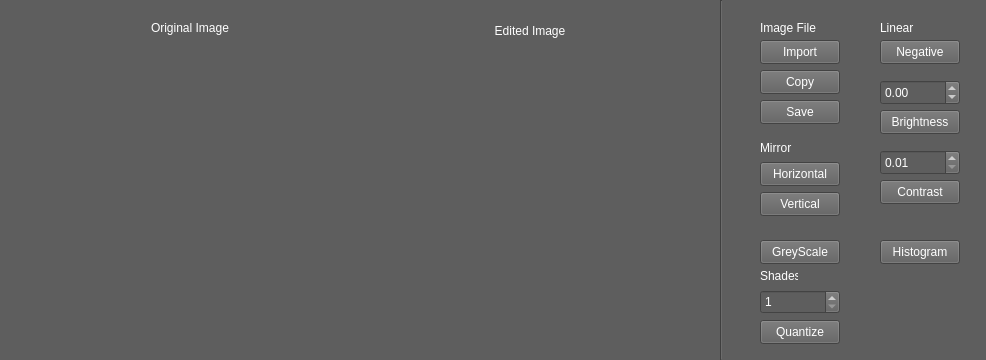
Above: mainwindow.ui from DiegoHommer/ImageEditor before the change. Below: the same form after it.
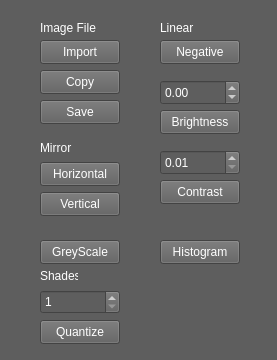
That is the form after the change.

Commit message: Fixing image displays for zoom

```diff
--- a/mainwindow.ui
+++ b/mainwindow.ui
@@ -6,7 +6,7 @@
    <rect>
     <x>0</x>
     <y>0</y>
-    <width>986</width>
+    <width>277</width>
     <height>360</height>
    </rect>
   </property>
@@ -20,7 +20,7 @@
    <widget class="QPushButton" name="HorizontalFlipButton">
     <property name="geometry">
      <rect>
-      <x>760</x>
+      <x>40</x>
       <y>162</y>
       <width>80</width>
       <height>24</height>
@@ -36,7 +36,7 @@
    <widget class="QPushButton" name="GreyOutButton">
     <property name="geometry">
      <rect>
-      <x>760</x>
+      <x>40</x>
       <y>240</y>
       <width>80</width>
       <height>24</height>
@@ -52,7 +52,7 @@
    <widget class="QPushButton" name="VerticalFlipButton">
     <property name="geometry">
      <rect>
-      <x>760</x>
+      <x>40</x>
       <y>192</y>
       <width>80</width>
       <height>24</height>
@@ -68,7 +68,7 @@
    <widget class="QSpinBox" name="spinBox">
     <property name="geometry">
      <rect>
-      <x>760</x>
+      <x>40</x>
       <y>290</y>
       <width>80</width>
       <height>24</height>
@@ -90,7 +90,7 @@
    <widget class="QLabel" name="label_2">
     <property name="geometry">
      <rect>
-      <x>760</x>
+      <x>40</x>
       <y>268</y>
       <width>38</width>
       <height>16</height>
@@ -106,7 +106,7 @@
    <widget class="QLabel" name="label_3">
     <property name="geometry">
      <rect>
-      <x>760</x>
+      <x>40</x>
       <y>140</y>
       <width>34</width>
       <height>16</height>
@@ -122,7 +122,7 @@
    <widget class="QPushButton" name="ImportButton">
     <property name="geometry">
      <rect>
-      <x>760</x>
+      <x>40</x>
       <y>40</y>
       <width>80</width>
       <height>24</height>
@@ -138,7 +138,7 @@
    <widget class="QPushButton" name="CopyButton">
     <property name="geometry">
      <rect>
-      <x>760</x>
+      <x>40</x>
       <y>70</y>
       <width>80</width>
       <height>24</height>
@@ -154,7 +154,7 @@
    <widget class="QPushButton" name="SaveButton">
     <property name="geometry">
      <rect>
-      <x>760</x>
+      <x>40</x>
       <y>100</y>
       <width>80</width>
       <height>24</height>
@@ -167,100 +167,10 @@
      <string>Save</string>
     </property>
    </widget>
-   <widget class="QLabel" name="Original_Image">
-    <property name="geometry">
-     <rect>
-      <x>40</x>
-      <y>40</y>
-      <width>300</width>
-      <height>300</height>
-     </rect>
-    </property>
-    <property name="styleSheet">
-     <string notr="true"/>
-    </property>
-    <property name="text">
-     <string/>
-    </property>
-    <property name="alignment">
-     <set>Qt::AlignHCenter|Qt::AlignTop</set>
-    </property>
-   </widget>
-   <widget class="QLabel" name="Edited_Image">
-    <property name="geometry">
-     <rect>
-      <x>380</x>
-      <y>40</y>
-      <width>300</width>
-      <height>300</height>
-     </rect>
-    </property>
-    <property name="styleSheet">
-     <string notr="true"/>
-    </property>
-    <property name="text">
-     <string/>
-    </property>
-    <property name="alignment">
-     <set>Qt::AlignHCenter|Qt::AlignTop</set>
-    </property>
-   </widget>
-   <widget class="QLabel" name="label_5">
-    <property name="geometry">
-     <rect>
-      <x>40</x>
-      <y>20</y>
-      <width>300</width>
-      <height>16</height>
-     </rect>
-    </property>
-    <property name="styleSheet">
-     <string notr="true">color: rgb(255, 255, 255);</string>
-    </property>
-    <property name="text">
-     <string>Original Image</string>
-    </property>
-    <property name="alignment">
-     <set>Qt::AlignCenter</set>
-    </property>
-   </widget>
-   <widget class="QLabel" name="label_6">
-    <property name="geometry">
-     <rect>
-      <x>380</x>
-      <y>20</y>
-      <width>300</width>
-      <height>21</height>
-     </rect>
-    </property>
-    <property name="styleSheet">
-     <string notr="true">color: rgb(255, 255, 255);
-</string>
-    </property>
-    <property name="text">
-     <string>Edited Image</string>
-    </property>
-    <property name="alignment">
-     <set>Qt::AlignCenter</set>
-    </property>
-   </widget>
-   <widget class="Line" name="line">
-    <property name="geometry">
-     <rect>
-      <x>720</x>
-      <y>0</y>
-      <width>3</width>
-      <height>360</height>
-     </rect>
-    </property>
-    <property name="orientation">
-     <enum>Qt::Vertical</enum>
-    </property>
-   </widget>
    <widget class="QLabel" name="label">
     <property name="geometry">
      <rect>
-      <x>760</x>
+      <x>40</x>
       <y>20</y>
       <width>80</width>
       <height>16</height>
@@ -276,7 +186,7 @@
    <widget class="QPushButton" name="QuantizeButton">
     <property name="geometry">
      <rect>
-      <x>760</x>
+      <x>40</x>
       <y>320</y>
       <width>80</width>
       <height>24</height>
@@ -292,7 +202,7 @@
    <widget class="QPushButton" name="BrightnessButton">
     <property name="geometry">
      <rect>
-      <x>880</x>
+      <x>160</x>
       <y>110</y>
       <width>80</width>
       <height>24</height>
@@ -308,7 +218,7 @@
    <widget class="QLabel" name="label_4">
     <property name="geometry">
      <rect>
-      <x>880</x>
+      <x>160</x>
       <y>20</y>
       <width>38</width>
       <height>16</height>
@@ -325,7 +235,7 @@
    <widget class="QPushButton" name="ContrastButton">
     <property name="geometry">
      <rect>
-      <x>880</x>
+      <x>160</x>
       <y>180</y>
       <width>80</width>
       <height>24</height>
@@ -341,7 +251,7 @@
    <widget class="QPushButton" name="NegativeButton">
     <property name="geometry">
      <rect>
-      <x>880</x>
+      <x>160</x>
       <y>40</y>
       <width>80</width>
       <height>24</height>
@@ -357,7 +267,7 @@
    <widget class="QDoubleSpinBox" name="doubleSpinBox">
     <property name="geometry">
      <rect>
-      <x>880</x>
+      <x>160</x>
       <y>80</y>
       <width>80</width>
       <height>25</height>
@@ -376,7 +286,7 @@
    <widget class="QDoubleSpinBox" name="doubleSpinBox_2">
     <property name="geometry">
      <rect>
-      <x>880</x>
+      <x>160</x>
       <y>150</y>
       <width>80</width>
       <height>25</height>
@@ -398,7 +308,7 @@
    <widget class="QPushButton" name="MakeHistogram">
     <property name="geometry">
      <rect>
-      <x>880</x>
+      <x>160</x>
       <y>240</y>
       <width>80</width>
       <height>24</height>
```
The commit also changes 2 other files.
